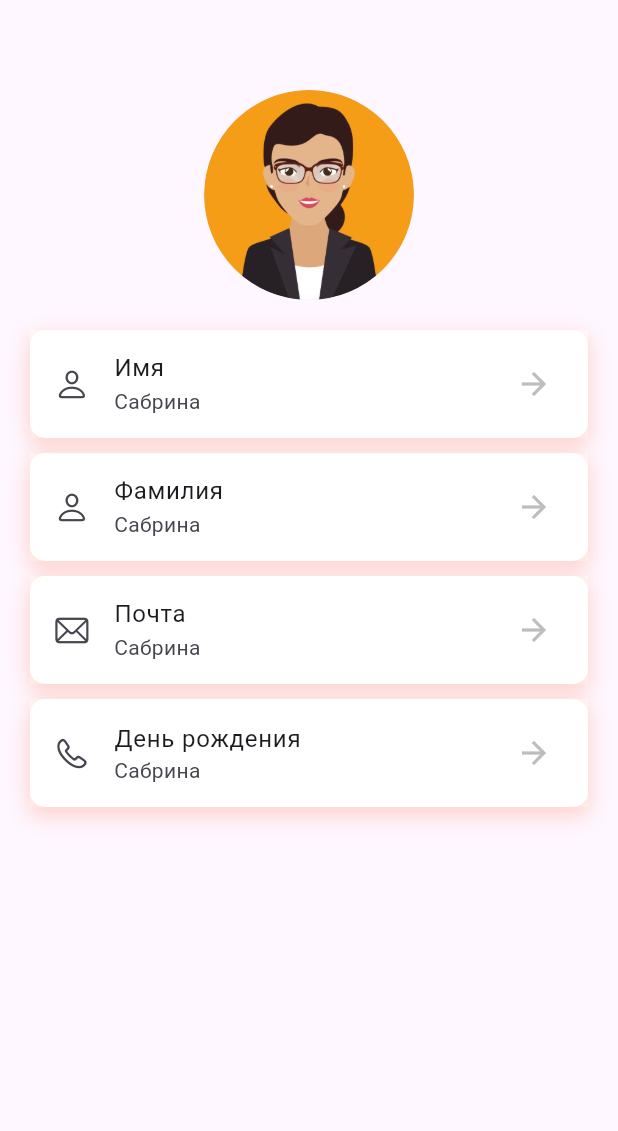
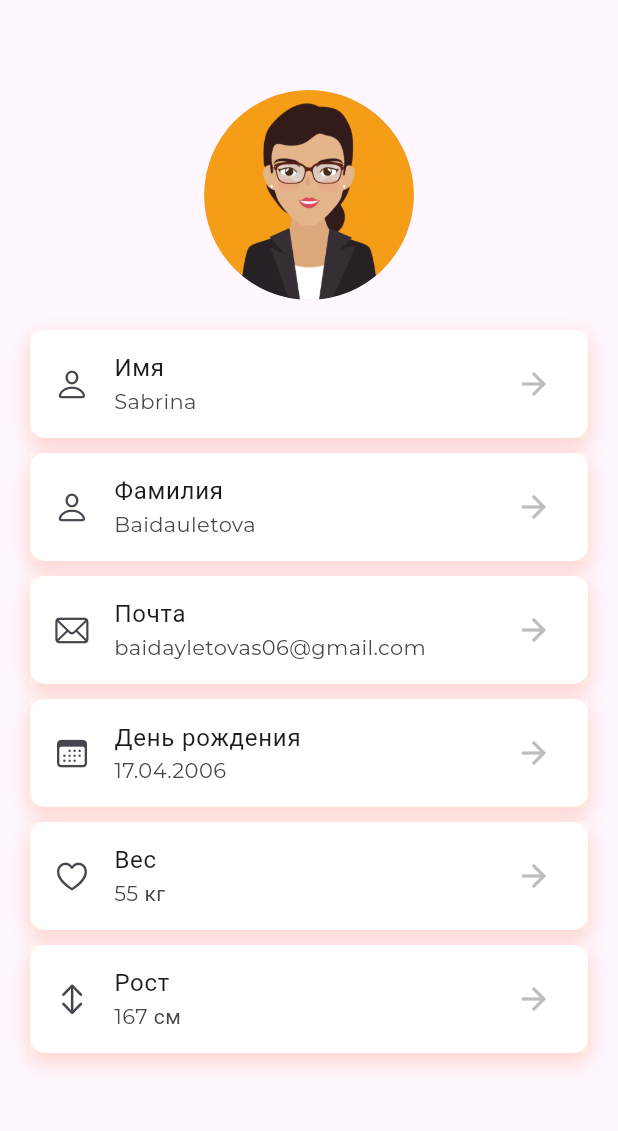
Before and after one commit to risvill/FFLEX, a Flutter app: the ProfileView screen opened directly, after a tap on "Персональные данные", on a phone screen of 412 x 824 dp, the part 84-1215 px from its top. Run offline on Flutter 3.47's test engine with Material 3 defaults, Android fonts, the phone set to English and light mode, and no system bars; our stand-ins replace animated_toggle_switch, carousel_slider, fl_chart, get, google_nav_bar, google_sign_in and 3 more; missing offline and left inert: dotted_dashed_line, email_otp, simple_animation_progress_bar; network calls fail; project files that could hold a hidden picture were left out.

Commit message:
rabotaet bez trenirovok

```diff
--- a/lib/view/login/signup_view.dart
+++ b/lib/view/login/signup_view.dart
@@ -313,7 +313,7 @@ class _SignUpViewState extends State<SignUpView> {
                 //   },
                 // ),
                 RoundButton(
-                    title: "Register",
+                    title: "Регистрация",
                     onPressed: () async {
                       myauth.setConfig(
                           appEmail: "fitflex@gmail.com",
--- a/lib/view/profile/personal_data_view.dart
+++ b/lib/view/profile/personal_data_view.dart
@@ -8,11 +8,22 @@ void main() {
   SystemChrome.setSystemUIOverlayStyle(const SystemUiOverlayStyle(
       statusBarColor: Colors.transparent,
       statusBarIconBrightness: Brightness.dark));
+  runApp(const MyApp());
+}
+
+class MyApp extends StatelessWidget {
+  const MyApp({Key? key}) : super(key: key);
+
+  @override
+  Widget build(BuildContext context) {
+    return GetMaterialApp(
+      home: const PersonalDataView(),
+    );
+  }
 }
 
 class PersonalDataView extends StatelessWidget {
   const PersonalDataView({Key? key}) : super(key: key);
-
 
   @override
   Widget build(BuildContext context) {
@@ -67,10 +78,10 @@ class PersonalDataView extends StatelessWidget {
           )
         ],
       ),
-        body: Padding(
+      body: SingleChildScrollView(
+        child: Padding(
           padding: const EdgeInsets.all(20),
-          child: Obx(() {
-            return Column(
+          child: Column(
             children: [
               const SizedBox(height: 40),
               const CircleAvatar(
@@ -78,26 +89,28 @@ class PersonalDataView extends StatelessWidget {
                 backgroundImage: AssetImage('assets/img/u2.png'),
               ),
               const SizedBox(height: 20),
-                itemProfile('Имя', 'Сабрина', CupertinoIcons.person),
+              itemProfile('Имя', 'Sabrina', CupertinoIcons.person),
               const SizedBox(height: 10),
-                itemProfile(
-                    'Фамилия', 'Сабрина', CupertinoIcons.person),
+              itemProfile('Фамилия', 'Baidauletova', CupertinoIcons.person),
               const SizedBox(height: 10),
-                itemProfile('Почта', 'Сабрина',
-                    CupertinoIcons.mail),
+              itemProfile('Почта', 'baidayletovas06@gmail.com', CupertinoIcons.mail),
               const SizedBox(height: 10),
-                itemProfile(
-                    'День рождения', 'Сабрина', CupertinoIcons.phone),
-                const SizedBox(
-                  height: 20,
+              itemProfile('День рождения', '17.04.2006', CupertinoIcons.calendar),
+              const SizedBox(height: 10),
+              itemProfile('Вес', '55 кг', CupertinoIcons.heart),
+              const SizedBox(height: 10),
+              itemProfile('Рост', '167 см', CupertinoIcons.arrow_up_down),
+              const SizedBox(height: 20),
+
+
+            ],
           ),
-              ],
+        ),
+      ),
     );
-          }),
-        ));
   }
 
-  itemProfile(String title, String subtitle, IconData iconData) {
+  Widget itemProfile(String title, String subtitle, IconData iconData) {
     return Container(
       decoration: BoxDecoration(
           color: Colors.white,
@@ -119,3 +132,19 @@ class PersonalDataView extends StatelessWidget {
     );
   }
 }
+
+class CompleteProfileView extends StatelessWidget {
+  const CompleteProfileView({Key? key}) : super(key: key);
+
+  @override
+  Widget build(BuildContext context) {
+    return Scaffold(
+      appBar: AppBar(
+        title: const Text('Complete Profile'),
+      ),
+      body: const Center(
+        child: Text('This is the complete profile page'),
+      ),
+    );
+  }
+}
--- a/lib/view/profile/profile_view.dart
+++ b/lib/view/profile/profile_view.dart
@@ -2,6 +2,7 @@ import 'package:fflex/view/home/activity_traker_view.dart';
 import 'package:fflex/view/login/login_view.dart';
 import 'package:fflex/view/profile/personal_data_view.dart';
 import 'package:fflex/view/profile/setting_view.dart';
+import 'package:fflex/view/profile/support_view.dart';
 import 'package:fflex/view/workout_tracker/workout_tracker_view.dart';
 import 'package:flutter/material.dart';
 import 'package:get/get.dart';
@@ -37,7 +38,7 @@ class _ProfileViewState extends State<ProfileView> {
     {"image": "assets/img/p_contact.png", "name": "Контакты", "tag": "5"},
   ];
   List settingArr = [
-    {"image": "assets/img/p_setting.png", "name": "Настройки", "tag": "7"},
+    {"image": "assets/img/p_setting.png", "name": "Поддержка", "tag": "7"},
   ];
   String? name;
   String? surname;
@@ -387,6 +388,25 @@ class _ProfileViewState extends State<ProfileView> {
                         );
                       },
                     ),
+                    const SizedBox(
+                      height: 8,
+                    ),
+                    ListView.builder(
+                      physics: const NeverScrollableScrollPhysics(),
+                      padding: EdgeInsets.zero,
+                      shrinkWrap: true,
+                      itemCount: settingArr.length,
+                      itemBuilder: (context, index) {
+                        var iObj = settingArr[index] as Map? ?? {};
+                        return SettingRow(
+                          icon: iObj["image"].toString(),
+                          title: iObj["name"].toString(),
+                          onPressed: () {
+                            Navigator.push(context, MaterialPageRoute(builder: (context) => const SupportView() ) );
+                          },
+                        );
+                      },
+                    ),
                   ],
                 ),
               )
```
Also changed, not shown: lib/main.dart (+6 -8 lines), lib/view/login/otp_screen.dart (+19 -15 lines), lib/view/profile/support_view.dart (added, +104 -0 lines), lib/view/login/registration.dart (added). Lines whose indentation alone changed are shown as unchanged.
